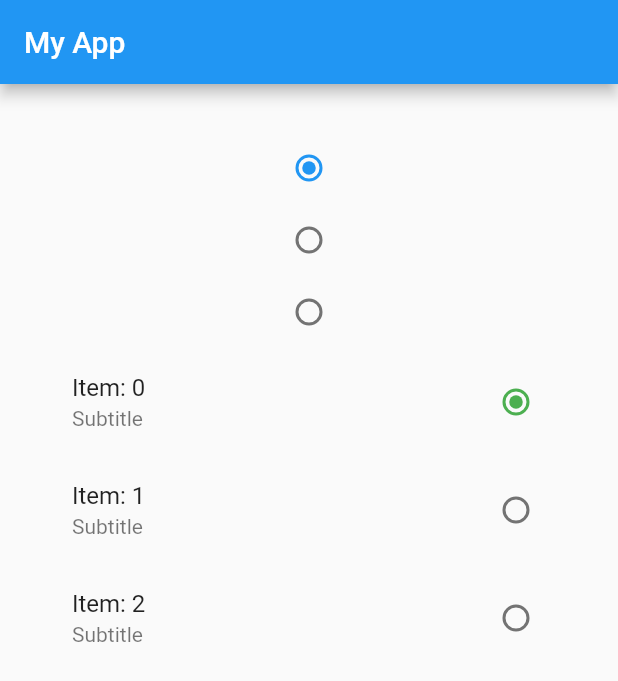
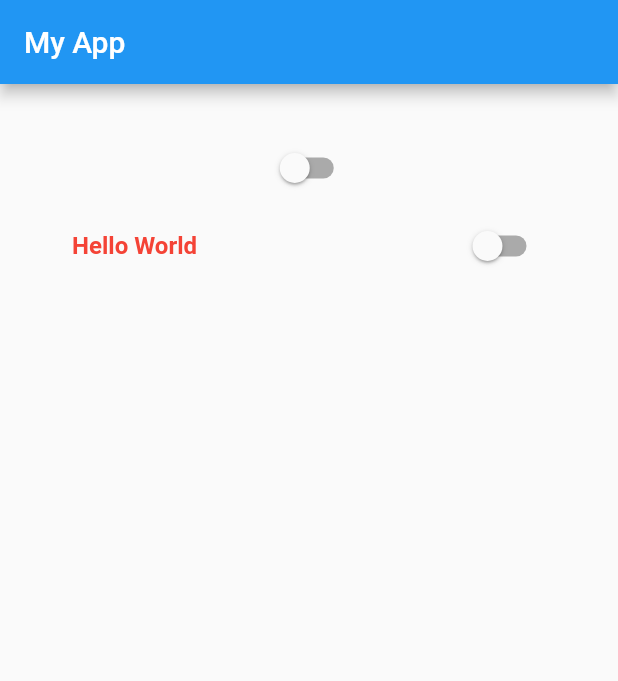
Before and after one commit to geordanex/Flutter-showcase, a Flutter app: the screen it shows after launch, on a phone screen of 412 x 824 dp. Shown: the top 681 px of the screen. Run offline on Flutter 3.47's test engine with Material 2 defaults, Android fonts, the phone set to English and light mode, and no system bars.

```diff
--- a/lib/main.dart
+++ b/lib/main.dart
@@ -8,50 +8,11 @@ class MyApp extends StatefulWidget {
 }
 
 class _State extends State<MyApp> {
-  int _value1 = 0;
-  int _value2 = 0;
+  bool _value1 = false;
+  bool _value2 = false;
 
-  void _setValue1(int value) => setState(() => _value1 = value);
-
-  void _setValue2(int value) => setState(() => _value2 = value);
-
-  Widget makeRadios() {
-    List<Widget> list = [];
-
-    for (int i = 0; i < 3; i++) {
-      list.add(new Radio(
-        value: i,
-        groupValue: _value1,
-        onChanged: _setValue1,
-      ));
-    }
-
-    Column column = new Column(
-      children: list,
-    );
-    return column;
-  }
-
-    Widget makeRadioTiles() {
-    List<Widget> list = [];
-
-    for (int i = 0; i < 3; i++) {
-      list.add(new RadioListTile(
-        value: i,
-        groupValue: _value2,
-        onChanged: _setValue2,
-        activeColor: Colors.green,
-        controlAffinity: ListTileControlAffinity.trailing,
-        title: new Text('Item: ${i}'),
-        subtitle: new Text('Subtitle')
-      ));
-    }
-
-    Column column = new Column(
-      children: list,
-    );
-    return column;
-  }
+  void _onChanged1(bool value) => setState(() => _value1 = value);
+  void _onChanged2(bool value) => setState(() => _value2 = value);
 
   @override
   Widget build(BuildContext context) {
@@ -64,8 +25,21 @@ class _State extends State<MyApp> {
         child: new Center(
           child: new Column(
             children: <Widget>[
-              makeRadios(),
-              makeRadioTiles()
+              new Switch(
+                value: _value1,
+                onChanged: _onChanged1,
+              ),
+              new SwitchListTile(
+                value: _value2,
+                onChanged: _onChanged2,
+                title: new Text(
+                  'Hello World',
+                  style: new TextStyle(
+                    fontWeight: FontWeight.bold,
+                    color: Colors.red
+                  ),
+                ),
+              )
             ],
           ),
         ),
```
